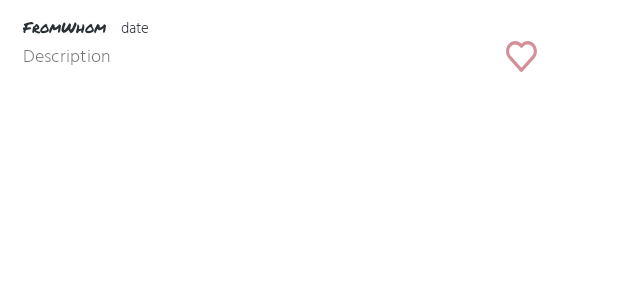
After one commit to FentPams/YummyChina, an Android app: the layout single_comment.xml on its own in the app's theme, with its tools: preview values and no code run, on a phone screen of 412 x 824 dp. The commit adds this screen. Shown: the top 300 px of the screen. Run offline under Robolectric (Android 15) with nearby library versions, the phone set to English and light mode, and no system bars.

Commit message:
add comments from firebase

```diff
--- /dev/null
+++ b/app/src/main/res/drawable/ic_baseline_reply_24.xml
@@ -0,0 +1,5 @@
+<vector android:height="15dp" android:tint="#655E5E"
+    android:viewportHeight="24" android:viewportWidth="24"
+    android:width="15dp" xmlns:android="http://schemas.android.com/apk/res/android">
+    <path android:fillColor="@android:color/white" android:pathData="M10,9V5l-7,7 7,7v-4.1c5,0 8.5,1.6 11,5.1 -1,-5 -4,-10 -11,-11z"/>
+</vector>
--- a/app/src/main/res/drawable/ic_heart.xml
+++ b/app/src/main/res/drawable/ic_heart.xml
@@ -1,11 +1,11 @@
 <vector xmlns:android="http://schemas.android.com/apk/res/android"
-    android:width="20dp"
-    android:height="18dp"
+    android:width="6dp"
+    android:height="6dp"
     android:viewportWidth="20"
     android:viewportHeight="18">
     <path
         android:pathData="M9.9731,1.558C8.8835,0.5561 7.4573,0 5.9771,0C5.1937,0.0008 4.4181,0.1566 3.6951,0.4583C2.972,0.76 2.3158,1.2017 1.7641,1.758C-0.5889,4.121 -0.5879,7.817 1.7661,10.17L9.0981,17.502C9.2681,17.801 9.5961,17.994 9.9731,17.994C10.1279,17.9925 10.2802,17.9547 10.4178,17.8837C10.5553,17.8126 10.6743,17.7103 10.7651,17.585L18.1801,10.17C20.5341,7.816 20.5341,4.121 18.1781,1.754C17.6267,1.1987 16.971,0.7579 16.2487,0.4569C15.5264,0.1559 14.7517,0.0006 13.9691,0C12.489,0.0002 11.0628,0.5563 9.9731,1.558ZM16.7641,3.168C18.3271,4.739 18.3281,7.193 16.7661,8.756L9.9731,15.549L3.1801,8.756C1.6181,7.193 1.6191,4.739 3.1781,3.172C3.9381,2.416 4.9321,2 5.9771,2C7.0221,2 8.0121,2.416 8.7661,3.17L9.2661,3.67C9.3589,3.7629 9.4691,3.8367 9.5904,3.887C9.7118,3.9373 9.8418,3.9632 9.9731,3.9632C10.1045,3.9632 10.2345,3.9373 10.3558,3.887C10.4771,3.8367 10.5873,3.7629 10.6801,3.67L11.1801,3.17C12.6921,1.661 15.2541,1.665 16.7641,3.168Z"
         android:strokeAlpha="0.5"
-        android:fillColor="#272670"
+        android:fillColor="@color/fog_red"
         android:fillAlpha="0.5"/>
 </vector>
--- /dev/null
+++ b/app/src/main/res/layout/single_comment.xml
@@ -0,0 +1,76 @@
+<?xml version="1.0" encoding="utf-8"?>
+<LinearLayout xmlns:android="http://schemas.android.com/apk/res/android"
+    xmlns:app="http://schemas.android.com/apk/res-auto"
+    xmlns:tools="http://schemas.android.com/tools"
+    android:orientation="vertical"
+    android:layout_width="match_parent"
+    android:layout_height="match_parent"
+    android:layout_margin="5dp"
+    android:layout_marginLeft="5dp">
+
+        <LinearLayout
+            android:layout_width="match_parent"
+            android:layout_height="wrap_content"
+            android:orientation="vertical"
+            android:layout_marginTop="5dp">
+
+            <LinearLayout
+                android:layout_width="match_parent"
+                android:layout_height="wrap_content"
+                android:orientation="vertical">
+                <LinearLayout
+                    android:layout_width="wrap_content"
+                    android:layout_height="wrap_content"
+                    android:orientation="horizontal">
+            <TextView
+                android:id="@+id/fromWhom"
+                android:layout_width="match_parent"
+                android:layout_height="wrap_content"
+
+                android:fontFamily="@font/permar"
+                android:text="FromWhom"
+                android:layout_marginLeft="10dp"
+                android:textColor="@color/light_black"
+                android:textSize="10sp" />
+
+            <TextView
+                android:id="@+id/date"
+                android:layout_width="wrap_content"
+                android:layout_height="wrap_content"
+
+                android:fontFamily="@font/hinds"
+                android:text="date"
+                android:layout_marginLeft="10dp"
+                android:textColor="@color/light_black"
+                android:textSize="10sp" />
+                </LinearLayout>
+
+
+            <LinearLayout
+                android:layout_width="wrap_content"
+                android:layout_height="wrap_content"
+                android:orientation="horizontal">
+
+                <TextView
+                    android:id="@+id/comment"
+                    android:layout_width="292dp"
+                    android:layout_height="wrap_content"
+                    android:fontFamily="@font/hinds"
+                    android:gravity="left"
+                    android:text="Description"
+                    android:textSize="12sp"
+                    android:layout_marginLeft="10dp"
+                    android:layout_marginRight="5dp"/>
+
+                <ImageView
+                    android:layout_width="70dp"
+                    android:layout_height="match_parent"
+                    android:src="@drawable/ic_heart"
+                    android:layout_gravity="end">
+
+                </ImageView>
+            </LinearLayout>
+        </LinearLayout>
+
+        </LinearLayout>
+</LinearLayout>
```
Also changed, not shown: app/src/main/java/com/example/yummychina/PostDetailActivity.java (+64 -0 lines), app/src/main/java/com/example/yummychina/adapter/CommentAdapter.java (added, +54 -0 lines), app/src/main/java/com/example/yummychina/model/CommentHolder.java (added, +30 -0 lines), app/src/main/res/layout/activity_post_detail.xml (+11 -1 lines), app/src/main/res/drawable/clickupload.png (added).
